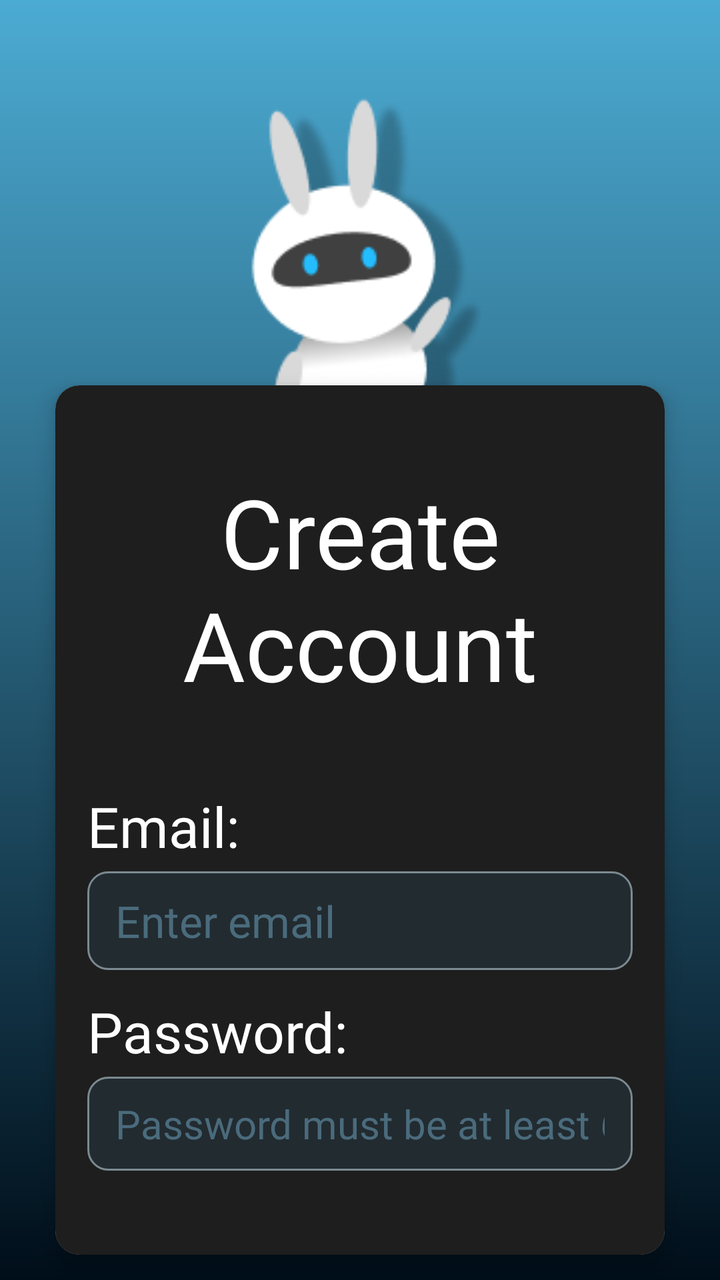
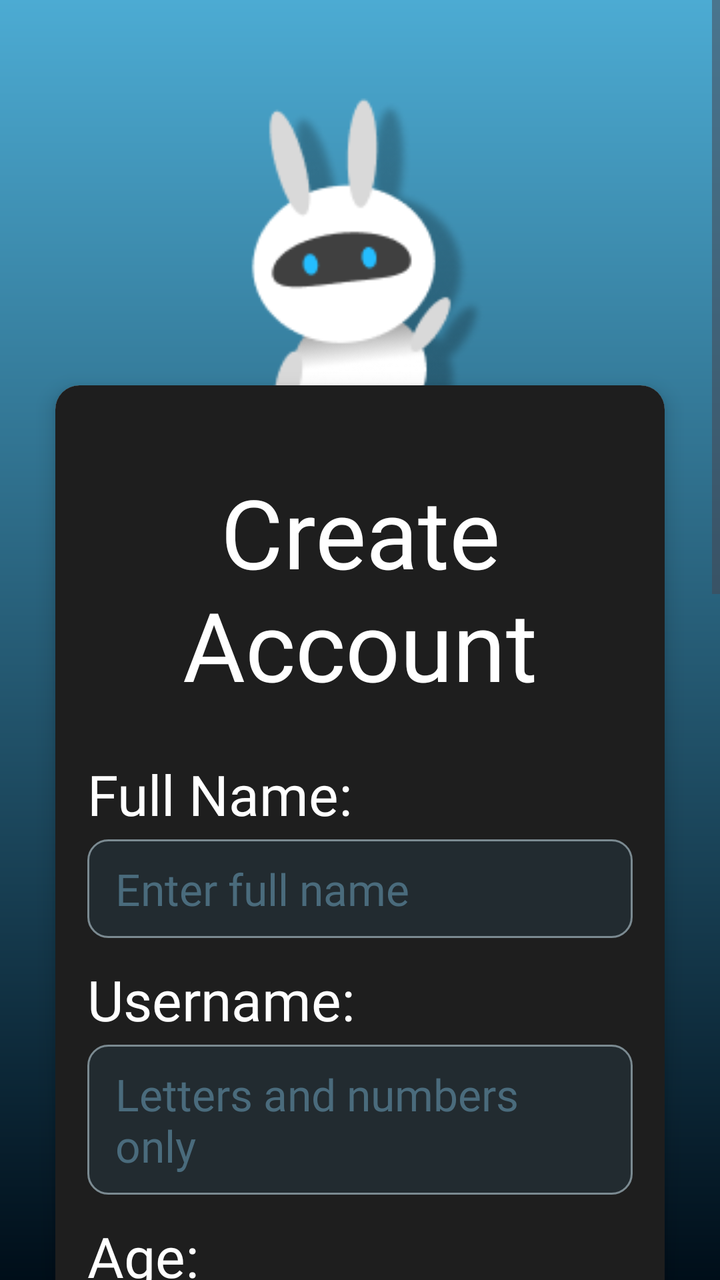

Screens rendered from an Android XML layout before and after an edit, with the pre-edit source and the edit as a unified diff.
<!-- AndroidManifest.xml: application theme Theme.AttendLY -->
<!-- res/layout/register_account.xml -->
<?xml version="1.0" encoding="utf-8"?>
<LinearLayout xmlns:android="http://schemas.android.com/apk/res/android"
    xmlns:app="http://schemas.android.com/apk/res-auto"
    xmlns:tools="http://schemas.android.com/tools"
    android:layout_width="match_parent"
    android:layout_height="match_parent"
    android:background="@drawable/bg"
    android:gravity="top|center_horizontal"
    android:orientation="vertical"
    android:paddingHorizontal="18dp"
    android:paddingTop="45dp">

    <FrameLayout
        android:layout_width="match_parent"
        android:layout_height="wrap_content"
        android:layout_gravity="center">

        <androidx.cardview.widget.CardView
            android:layout_width="match_parent"
            android:layout_height="wrap_content"
            android:layout_marginTop="135dp"
            app:cardCornerRadius="12dp"
            app:cardElevation="6dp"
            app:cardUseCompatPadding="true"
            tools:layout_editor_absoluteX="16dp"
            tools:layout_editor_absoluteY="121dp">

            <LinearLayout
                android:layout_width="match_parent"
                android:layout_height="match_parent"
                android:background="#1E1E1E"
                android:orientation="vertical"
                android:padding="16dp">

                <TextView
                    android:layout_width="match_parent"
                    android:layout_height="wrap_content"
                    android:layout_marginTop="25dp"
                    android:fontFamily="@font/jersey10"
                    android:gravity="center"
                    android:text="Create Account"
                    android:textColor="#FFFFFF"
                    android:textSize="48sp" />

                <TextView
                    android:layout_width="match_parent"
                    android:layout_height="wrap_content"
                    android:layout_marginTop="40dp"
                    android:fontFamily="@font/jersey10"
                    android:text="Email:"
                    android:textColor="#FFFFFF"
                    android:textSize="28sp" />

                <EditText
                    android:id="@+id/etEmail"
                    android:layout_width="match_parent"
                    android:layout_height="wrap_content"
                    android:layout_marginTop="4dp"
                    android:layout_marginBottom="12dp"
                    android:background="@drawable/edittext_box"
                    android:fontFamily="@font/jersey10"
                    android:hint="Enter email"
                    android:inputType="textEmailAddress"
                    android:textColor="#FFFFFF"
                    android:textColorHint="#4A6B7C"
                    android:textSize="22sp" />

                <TextView
                    android:layout_width="match_parent"
                    android:layout_height="wrap_content"
                    android:fontFamily="@font/jersey10"
                    android:text="Password: "
                    android:textColor="#FFFFFF"
                    android:textSize="28sp" />

                <EditText
                    android:id="@+id/etPassword"
                    android:layout_width="match_parent"
                    android:layout_height="wrap_content"
                    android:layout_marginTop="4dp"
                    android:background="@drawable/edittext_box"
                    android:fontFamily="@font/jersey10"
                    android:hint="Password must be at least 6 characters"
                    android:inputType="textPassword"
                    android:textColor="#FFFFFF"
                    android:textColorHint="#4A6B7C"
                    android:textSize="20sp" />

                <LinearLayout
                    android:layout_width="wrap_content"
                    android:layout_height="wrap_content"
                    android:layout_gravity="center"
                    android:layout_marginTop="50dp"
                    android:layout_marginBottom="8dp"
                    android:orientation="horizontal">

                    <TextView
                        android:layout_width="wrap_content"
                        android:layout_height="wrap_content"
                        android:fontFamily="@font/jersey10"
                        android:text="Already have an account?"
                        android:textColor="#FFFFFF"
                        android:textSize="20sp" />

                    <TextView
                        android:id="@+id/btnLogin"
                        android:layout_width="wrap_content"
                        android:layout_height="wrap_content"
                        android:layout_marginLeft="4dp"
                        android:clickable="true"
                        android:focusable="true"
                        android:fontFamily="@font/jersey10"
                        android:text="Login"
                        android:textColor="#0076A8"
                        android:textSize="20sp" />

                </LinearLayout>

            </LinearLayout>

        </androidx.cardview.widget.CardView>

        <ImageView
            android:id="@+id/imageView2"
            android:layout_width="180dp"
            android:layout_height="180dp"
            android:layout_gravity="top|center_horizontal"
            app:srcCompat="@drawable/attendlymasc2" />

    </FrameLayout>

    <Button
        android:id="@+id/createAccount"
        android:layout_width="match_parent"
        android:layout_height="wrap_content"
        android:layout_gravity="center"
        android:backgroundTint="#56819BA6"
        android:fontFamily="@font/jersey10"
        android:text="Create"
        android:textColor="#FFFFFF"
        android:textSize="40sp" />

    <LinearLayout
        android:layout_width="match_parent"
        android:layout_height="0dp"
        android:layout_weight="1"
        android:clipChildren="false"
        android:clipToPadding="false"
        android:gravity="bottom|center_horizontal"
        android:orientation="horizontal">

        <ImageView
            android:id="@+id/ivBottomImage"
            android:layout_width="100dp"
            android:layout_height="100dp"
            android:layout_marginBottom="50dp"
            android:scaleType="fitCenter"
            app:srcCompat="@drawable/attendly" />

    </LinearLayout>

</LinearLayout>
<!-- resources referenced by this layout -->
<resources>
  <!-- drawable attendly: png bitmap (drawable, 11594 bytes) -->
  <!-- drawable attendlymasc2: png bitmap (drawable, 10808 bytes) -->
  <!-- drawable bg (drawable) -->
  <vector xmlns:android="http://schemas.android.com/apk/res/android"
      xmlns:aapt="http://schemas.android.com/aapt"
      android:width="440dp"
      android:height="956dp"
      android:viewportWidth="440"
      android:viewportHeight="956">
    <group>
      <clip-path
          android:pathData="M0,0h440v956h-440z"/>
      <path
          android:pathData="M0,0h440v956h-440z">
        <aapt:attr name="android:fillColor">
          <gradient
              android:startX="220"
              android:startY="0"
              android:endX="220"
              android:endY="956"
              android:type="linear">
            <item android:offset="0" android:color="#FF4CABD3"/>
            <item android:offset="1" android:color="#FF000E19"/>
          </gradient>
        </aapt:attr>
      </path>
    </group>
  </vector>
  <!-- drawable edittext_box (drawable) -->
  <?xml version="1.0" encoding="utf-8"?>
  <shape xmlns:android="http://schemas.android.com/apk/res/android"
      android:shape="rectangle">
  
  
      <solid android:color="#222B30" />
      <corners android:radius="10dp" />
  
      <stroke
          android:width="1dp"
          android:color="#7B8A91" />
  
      <padding
          android:left="14dp"
          android:top="10dp"
          android:right="14dp"
          android:bottom="10dp" />
  </shape>
  <style name="Theme.AttendLY" parent="Base.Theme.AttendLY" />
  <style name="Base.Theme.AttendLY" parent="Theme.Material3.DayNight.NoActionBar">
          
          
      </style>
</resources>

<!-- the commit's change to res/layout/register_account.xml (unified diff, before → after) -->
@@ -1,162 +1,262 @@
 <?xml version="1.0" encoding="utf-8"?>
-<LinearLayout xmlns:android="http://schemas.android.com/apk/res/android"
+<ScrollView xmlns:android="http://schemas.android.com/apk/res/android"
     xmlns:app="http://schemas.android.com/apk/res-auto"
     xmlns:tools="http://schemas.android.com/tools"
     android:layout_width="match_parent"
     android:layout_height="match_parent"
     android:background="@drawable/bg"
-    android:gravity="top|center_horizontal"
-    android:orientation="vertical"
-    android:paddingHorizontal="18dp"
-    android:paddingTop="45dp">
-
-    <FrameLayout
+    android:fillViewport="true">
+
+    <LinearLayout
         android:layout_width="match_parent"
         android:layout_height="wrap_content"
-        android:layout_gravity="center">
-
-        <androidx.cardview.widget.CardView
+        android:gravity="top|center_horizontal"
+        android:orientation="vertical"
+        android:paddingHorizontal="18dp"
+        android:paddingTop="45dp"
+        android:paddingBottom="24dp">
+
+        <FrameLayout
             android:layout_width="match_parent"
             android:layout_height="wrap_content"
-            android:layout_marginTop="135dp"
-            app:cardCornerRadius="12dp"
-            app:cardElevation="6dp"
-            app:cardUseCompatPadding="true"
-            tools:layout_editor_absoluteX="16dp"
-            tools:layout_editor_absoluteY="121dp">
-
-            <LinearLayout
+            android:layout_gravity="center">
+
+            <androidx.cardview.widget.CardView
                 android:layout_width="match_parent"
-                android:layout_height="match_parent"
-                android:background="#1E1E1E"
-                android:orientation="vertical"
-                android:padding="16dp">
-
-                <TextView
+                android:layout_height="wrap_content"
+                android:layout_marginTop="135dp"
+                app:cardCornerRadius="12dp"
+                app:cardElevation="6dp"
+                app:cardUseCompatPadding="true">
+
+                <LinearLayout
                     android:layout_width="match_parent"
                     android:layout_height="wrap_content"
-                    android:layout_marginTop="25dp"
-                    android:fontFamily="@font/jersey10"
-                    android:gravity="center"
-                    android:text="Create Account"
-                    android:textColor="#FFFFFF"
-                    android:textSize="48sp" />
-
-                <TextView
-                    android:layout_width="match_parent"
-                    android:layout_height="wrap_content"
-                    android:layout_marginTop="40dp"
-                    android:fontFamily="@font/jersey10"
-                    android:text="Email:"
-                    android:textColor="#FFFFFF"
-                    android:textSize="28sp" />
-
-                <EditText
-                    android:id="@+id/etEmail"
-                    android:layout_width="match_parent"
-                    android:layout_height="wrap_content"
-                    android:layout_marginTop="4dp"
-                    android:layout_marginBottom="12dp"
-                    android:background="@drawable/edittext_box"
-                    android:fontFamily="@font/jersey10"
-                    android:hint="Enter email"
-                    android:inputType="textEmailAddress"
-                    android:textColor="#FFFFFF"
-                    android:textColorHint="#4A6B7C"
-                    android:textSize="22sp" />
-
-                <TextView
-                    android:layout_width="match_parent"
-                    android:layout_height="wrap_content"
-                    android:fontFamily="@font/jersey10"
-                    android:text="Password: "
-                    android:textColor="#FFFFFF"
-                    android:textSize="28sp" />
-
-                <EditText
-                    android:id="@+id/etPassword"
-                    android:layout_width="match_parent"
-                    android:layout_height="wrap_content"
-                    android:layout_marginTop="4dp"
-                    android:background="@drawable/edittext_box"
-                    android:fontFamily="@font/jersey10"
-                    android:hint="Password must be at least 6 characters"
-                    android:inputType="textPassword"
-                    android:textColor="#FFFFFF"
-                    android:textColorHint="#4A6B7C"
-                    android:textSize="20sp" />
-
-                <LinearLayout
-                    android:layout_width="wrap_content"
-                    android:layout_height="wrap_content"
-                    android:layout_gravity="center"
-                    android:layout_marginTop="50dp"
-                    android:layout_marginBottom="8dp"
-                    android:orientation="horizontal">
-
-                    <TextView
+                    android:background="#1E1E1E"
+                    android:orientation="vertical"
+                    android:padding="16dp">
+
+                    <TextView
+                        android:layout_width="match_parent"
+                        android:layout_height="wrap_content"
+                        android:layout_marginTop="25dp"
+                        android:fontFamily="@font/jersey10"
+                        android:gravity="center"
+                        android:text="Create Account"
+                        android:textColor="#FFFFFF"
+                        android:textSize="48sp" />
+
+                    
+                    <TextView
+                        android:layout_width="match_parent"
+                        android:layout_height="wrap_content"
+                        android:layout_marginTop="24dp"
+                        android:fontFamily="@font/jersey10"
+                        android:text="Full Name:"
+                        android:textColor="#FFFFFF"
+                        android:textSize="28sp" />
+
+                    <EditText
+                        android:id="@+id/etFullName"
+                        android:layout_width="match_parent"
+                        android:layout_height="wrap_content"
+                        android:layout_marginTop="4dp"
+                        android:layout_marginBottom="12dp"
+                        android:background="@drawable/edittext_box"
+                        android:fontFamily="@font/jersey10"
+                        android:hint="Enter full name"
+                        android:inputType="textPersonName|textCapWords"
+                        android:textColor="#FFFFFF"
+                        android:textColorHint="#4A6B7C"
+                        android:textSize="22sp" />
+
+                    
+                    <TextView
+                        android:layout_width="match_parent"
+                        android:layout_height="wrap_content"
+                        android:fontFamily="@font/jersey10"
+                        android:text="Username:"
+                        android:textColor="#FFFFFF"
+                        android:textSize="28sp" />
+
+                    <EditText
+                        android:id="@+id/etUsername"
+                        android:layout_width="match_parent"
+                        android:layout_height="wrap_content"
+                        android:layout_marginTop="4dp"
+                        android:layout_marginBottom="12dp"
+                        android:background="@drawable/edittext_box"
+                        android:digits="abcdefghijklmnopqrstuvwxyzABCDEFGHIJKLMNOPQRSTUVWXYZ0123456789"
+                        android:fontFamily="@font/jersey10"
+                        android:hint="Letters and numbers only"
+                        android:inputType="textNoSuggestions"
+                        android:textColor="#FFFFFF"
+                        android:textColorHint="#4A6B7C"
+                        android:textSize="22sp" />
+
+                    
+                    <TextView
+                        android:layout_width="match_parent"
+                        android:layout_height="wrap_content"
+                        android:fontFamily="@font/jersey10"
+                        android:text="Age:"
+                        android:textColor="#FFFFFF"
+                        android:textSize="28sp" />
+
+                    <EditText
+                        android:id="@+id/etAge"
+                        android:layout_width="match_parent"
+                        android:layout_height="wrap_content"
+                        android:layout_marginTop="4dp"
+                        android:layout_marginBottom="12dp"
+                        android:background="@drawable/edittext_box"
+                        android:fontFamily="@font/jersey10"
+                        android:hint="Enter age"
+                        android:inputType="number"
+                        android:maxLength="3"
+                        android:textColor="#FFFFFF"
+                        android:textColorHint="#4A6B7C"
+                        android:textSize="22sp" />
+
+                    
+                    <TextView
+                        android:layout_width="match_parent"
+                        android:layout_height="wrap_content"
+                        android:fontFamily="@font/jersey10"
+                        android:text="Gender:"
+                        android:textColor="#FFFFFF"
+                        android:textSize="28sp" />
+
+                    <Spinner
+                        android:id="@+id/spGender"
+                        android:layout_width="match_parent"
+                        android:layout_height="48dp"
+                        android:layout_marginTop="4dp"
+                        android:layout_marginBottom="12dp"
+                        android:background="@drawable/edittext_box"
+                        android:entries="@array/gender_options"
+                        android:popupBackground="#1E1E1E" />
+
+                    
+                    <TextView
+                        android:layout_width="match_parent"
+                        android:layout_height="wrap_content"
+                        android:fontFamily="@font/jersey10"
+                        android:text="Email:"
+                        android:textColor="#FFFFFF"
+                        android:textSize="28sp" />
+
+                    <EditText
+                        android:id="@+id/etEmail"
+                        android:layout_width="match_parent"
+                        android:layout_height="wrap_content"
+                        android:layout_marginTop="4dp"
+                        android:layout_marginBottom="12dp"
+                        android:background="@drawable/edittext_box"
+                        android:fontFamily="@font/jersey10"
+                        android:hint="Enter email"
+                        android:inputType="textEmailAddress"
+                        android:textColor="#FFFFFF"
+                        android:textColorHint="#4A6B7C"
+                        android:textSize="22sp" />
+
+                    
+                    <TextView
+                        android:layout_width="match_parent"
+                        android:layout_height="wrap_content"
+                        android:fontFamily="@font/jersey10"
+                        android:text="Password:"
+                        android:textColor="#FFFFFF"
+                        android:textSize="28sp" />
+
+                    <EditText
+                        android:id="@+id/etPassword"
+                        android:layout_width="match_parent"
+                        android:layout_height="wrap_content"
+                        android:layout_marginTop="4dp"
+                        android:background="@drawable/edittext_box"
+                        android:fontFamily="@font/jersey10"
+                        android:hint="Password must be at least 6 characters"
+                        android:inputType="textPassword"
+                        android:textColor="#FFFFFF"
+                        android:textColorHint="#4A6B7C"
+                        android:textSize="22sp" />
+
+                    
+                    <LinearLayout
                         android:layout_width="wrap_content"
                         android:layout_height="wrap_content"
-                        android:fontFamily="@font/jersey10"
-                        android:text="Already have an account?"
-                        android:textColor="#FFFFFF"
-                        android:textSize="20sp" />
-
-                    <TextView
-                        android:id="@+id/btnLogin"
-                        android:layout_width="wrap_content"
-                        android:layout_height="wrap_content"
-                        android:layout_marginLeft="4dp"
-                        android:clickable="true"
-                        android:focusable="true"
-                        android:fontFamily="@font/jersey10"
-                        android:text="Login"
-                        android:textColor="#0076A8"
-                        android:textSize="20sp" />
+                        android:layout_gravity="center"
+                        android:layout_marginTop="32dp"
+                        android:layout_marginBottom="8dp"
+                        android:orientation="horizontal">
+
+                        <TextView
+                            android:layout_width="wrap_content"
+                            android:layout_height="wrap_content"
+                            android:fontFamily="@font/jersey10"
+                            android:text="Already have an account?"
+                            android:textColor="#FFFFFF"
+                            android:textSize="20sp" />
+
+                        <TextView
+                            android:id="@+id/btnLogin"
+                            android:layout_width="wrap_content"
+                            android:layout_height="wrap_content"
+                            android:layout_marginStart="4dp"
+                            android:clickable="true"
+                            android:focusable="true"
+                            android:fontFamily="@font/jersey10"
+                            android:text="Login"
+                            android:textColor="#0076A8"
+                            android:textSize="20sp" />
+
+                    </LinearLayout>
 
                 </LinearLayout>
 
-            </LinearLayout>
-
-        </androidx.cardview.widget.CardView>
-
-        <ImageView
-            android:id="@+id/imageView2"
-            android:layout_width="180dp"
-            android:layout_height="180dp"
-            android:layout_gravity="top|center_horizontal"
-            app:srcCompat="@drawable/attendlymasc2" />
-
-    </FrameLayout>
-
-    <Button
-        android:id="@+id/createAccount"
-        android:layout_width="match_parent"
-        android:layout_height="wrap_content"
-        android:layout_gravity="center"
-        android:backgroundTint="#56819BA6"
-        android:fontFamily="@font/jersey10"
-        android:text="Create"
-        android:textColor="#FFFFFF"
-        android:textSize="40sp" />
-
-    <LinearLayout
-        android:layout_width="match_parent"
-        android:layout_height="0dp"
-        android:layout_weight="1"
-        android:clipChildren="false"
-        android:clipToPadding="false"
-        android:gravity="bottom|center_horizontal"
-        android:orientation="horizontal">
-
-        <ImageView
-            android:id="@+id/ivBottomImage"
-            android:layout_width="100dp"
-            android:layout_height="100dp"
-            android:layout_marginBottom="50dp"
-            android:scaleType="fitCenter"
-            app:srcCompat="@drawable/attendly" />
+            </androidx.cardview.widget.CardView>
+
+            <ImageView
+                android:id="@+id/imageView2"
+                android:layout_width="180dp"
+                android:layout_height="180dp"
+                android:layout_gravity="top|center_horizontal"
+                app:srcCompat="@drawable/attendlymasc2" />
+
+        </FrameLayout>
+
+        <Button
+            android:id="@+id/createAccount"
+            android:layout_width="match_parent"
+            android:layout_height="wrap_content"
+            android:layout_gravity="center"
+            android:layout_marginTop="8dp"
+            android:backgroundTint="#56819BA6"
+            android:fontFamily="@font/jersey10"
+            android:text="Create"
+            android:textColor="#FFFFFF"
+            android:textSize="40sp" />
+
+        <LinearLayout
+            android:layout_width="match_parent"
+            android:layout_height="wrap_content"
+            android:layout_marginTop="24dp"
+            android:clipChildren="false"
+            android:clipToPadding="false"
+            android:gravity="bottom|center_horizontal"
+            android:orientation="horizontal">
+
+            <ImageView
+                android:id="@+id/ivBottomImage"
+                android:layout_width="100dp"
+                android:layout_height="100dp"
+                android:layout_marginBottom="24dp"
+                android:scaleType="fitCenter"
+                app:srcCompat="@drawable/attendly" />
+
+        </LinearLayout>
 
     </LinearLayout>
 
-</LinearLayout>
+</ScrollView>
<!-- resource entries referenced after the edit -->
@@ -1,5 +1,12 @@
 <!-- resources referenced by this layout -->
 <resources>
+  <string-array name="gender_options">
+          <item>Select Gender</item>
+          <item>Male</item>
+          <item>Female</item>
+          <item>Non-binary</item>
+          <item>Prefer not to disclose</item>
+      </string-array>
   <!-- drawable attendly: png bitmap (drawable, 11594 bytes) -->
   <!-- drawable attendlymasc2: png bitmap (drawable, 10808 bytes) -->
   <!-- drawable bg (drawable) -->
